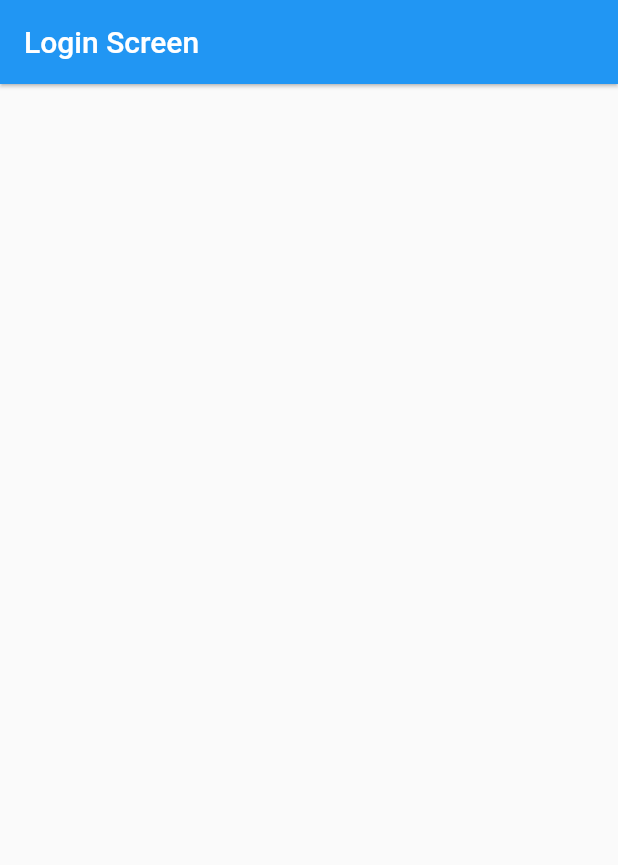
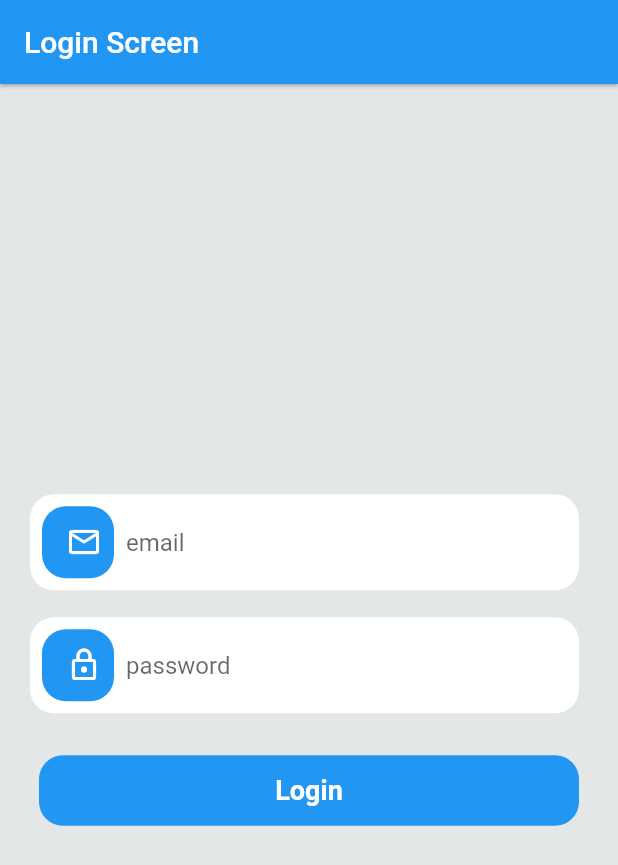
Before and after one commit to atultiwari7388/statemanagemntwithprovider, a Flutter app: the screen it shows after launch, on a phone screen of 412 x 824 dp. Shown: the top 865 px of the screen. Run offline on Flutter 3.47's test engine with Material 2 defaults, Android fonts, the phone set to English and light mode, and no system bars.

Commit message:
login api using provider

```diff
--- a/lib/main.dart
+++ b/lib/main.dart
@@ -1,5 +1,6 @@
 import 'package:flutter/material.dart';
 import 'package:provider/provider.dart';
+import 'package:state_management_provider/provider/auth_provider.dart';
 import 'package:state_management_provider/provider/count_provider.dart';
 import 'package:state_management_provider/provider/favorite_provider.dart';
 import 'package:state_management_provider/provider/slider_provider.dart';
@@ -22,6 +23,7 @@ class MyApp extends StatelessWidget {
 
     return MultiProvider(
       providers: [
+        ChangeNotifierProvider(create: (_) => AuthProvider()),
         ChangeNotifierProvider(create: (_) => CountProvider()),
         ChangeNotifierProvider(create: (_) => SliderProvider()),
         ChangeNotifierProvider(create: (_) => FavoriteItemProvider()),
--- /dev/null
+++ b/lib/provider/auth_provider.dart
@@ -0,0 +1,41 @@
+import 'package:flutter/foundation.dart';
+import 'package:http/http.dart' as http;
+import 'package:http/http.dart';
+
+class AuthProvider with ChangeNotifier {
+  bool _loading = false;
+  bool get loading => _loading;
+
+  setLoading(bool newValue) {
+    _loading = newValue;
+    notifyListeners();
+  }
+
+  //create a login function
+  void userLogin(String email, password) async {
+    setLoading(true);
+    try {
+      Response response = await http.post(
+        Uri.parse("https://reqres.in/api/login"),
+        body: {"email": email, "password": password},
+      );
+
+      if (response.statusCode == 200) {
+        if (kDebugMode) {
+          print("Login Successful");
+          print(response.body.toString());
+          setLoading(false);
+        }
+      } else {
+        setLoading(false);
+        if (kDebugMode) {
+          print("Login Failed");
+        }
+      }
+    } catch (e) {
+      if (kDebugMode) {
+        print(e.toString());
+      }
+    }
+  }
+}
--- a/lib/screens/login_screen.dart
+++ b/lib/screens/login_screen.dart
@@ -1,4 +1,8 @@
 import 'package:flutter/material.dart';
+import 'package:provider/provider.dart';
+import 'package:state_management_provider/widgets/custom_text_widget.dart';
+
+import '../provider/auth_provider.dart';
 
 class LoginScreen extends StatefulWidget {
   const LoginScreen({Key? key}) : super(key: key);
@@ -8,15 +12,82 @@ class LoginScreen extends StatefulWidget {
 }
 
 class _LoginScreenState extends State<LoginScreen> {
+  final TextEditingController _emailController = TextEditingController();
+  final TextEditingController _passwordController = TextEditingController();
+
+  @override
+  void dispose() {
+    super.dispose();
+    _emailController.dispose();
+    _passwordController.dispose();
+  }
+
   @override
   Widget build(BuildContext context) {
+    final authProvider = Provider.of<AuthProvider>(context);
     return Scaffold(
+      backgroundColor: const Color.fromARGB(255, 228, 231, 231),
       appBar: AppBar(
         title: const Text('Login Screen'),
         elevation: 1.0,
       ),
-      body: Column(
-        children: [],
+      body: Padding(
+        padding: const EdgeInsets.all(18.0),
+        child: Column(
+          mainAxisAlignment: MainAxisAlignment.center,
+          crossAxisAlignment: CrossAxisAlignment.center,
+          children: [
+            CustomTextField(
+              keyboardType: TextInputType.emailAddress,
+              controller: _emailController,
+              hintText: "email",
+              icon: Icons.email_outlined,
+            ),
+            const SizedBox(height: 18.0),
+            CustomTextField(
+              keyboardType: TextInputType.emailAddress,
+              controller: _passwordController,
+              hintText: "password",
+              icon: Icons.lock_outlined,
+            ),
+            const SizedBox(height: 28.0),
+            InkWell(
+              onTap: () {
+                authProvider.userLogin(
+                  _emailController.text,
+                  _passwordController.text,
+                );
+              },
+              child: authProvider.loading
+                  ? const CircularProgressIndicator(
+                      color: Colors.white,
+                      backgroundColor: Colors.pink,
+                      valueColor: AlwaysStoppedAnimation<Color>(Colors.green),
+                    )
+                  : Padding(
+                      padding: const EdgeInsets.only(left: 8.0, right: 8.0),
+                      child: Container(
+                        height: 47.0,
+                        width: double.maxFinite,
+                        decoration: BoxDecoration(
+                          borderRadius: BorderRadius.circular(16.0),
+                          color: Colors.blue,
+                        ),
+                        child: const Center(
+                          child: Text(
+                            "Login",
+                            style: TextStyle(
+                              fontSize: 18.0,
+                              fontWeight: FontWeight.w600,
+                              color: Colors.white,
+                            ),
+                          ),
+                        ),
+                      ),
+                    ),
+            ),
+          ],
+        ),
       ),
     );
   }
--- /dev/null
+++ b/lib/widgets/custom_text_widget.dart
@@ -0,0 +1,71 @@
+import 'package:flutter/material.dart';
+
+class CustomTextField extends StatelessWidget {
+  const CustomTextField({
+    Key? key,
+    required this.keyboardType,
+    required this.controller,
+    required this.hintText,
+    this.icon,
+  }) : super(key: key);
+
+  final TextEditingController controller;
+  final TextInputType keyboardType;
+  final String hintText;
+  final IconData? icon;
+
+  @override
+  Widget build(BuildContext context) {
+    return Padding(
+      padding: const EdgeInsets.only(left: 2, right: 8),
+      child: TextFormField(
+        controller: controller,
+        keyboardType: keyboardType,
+        decoration: InputDecoration(
+          hintText: hintText,
+          filled: true,
+          fillColor: Colors.white,
+          border: outlineInputBorder,
+          enabledBorder: outlineInputBorder,
+          focusedBorder: outlineInputBorder,
+          prefixIcon: Padding(
+            padding: const EdgeInsets.symmetric(
+              horizontal: 12 / 1.5,
+              vertical: 16 / 2,
+            ),
+            child: SizedBox(
+              height: 48,
+              width: 48,
+              child: ElevatedButton(
+                style: ElevatedButton.styleFrom(
+                  primary: Colors.blue,
+                  elevation: 0,
+                  shape: const RoundedRectangleBorder(
+                    borderRadius: BorderRadius.all(
+                      Radius.circular(16),
+                    ),
+                  ),
+                ),
+                onPressed: () {},
+                child: Icon(icon),
+              ),
+            ),
+          ),
+        ),
+        // validator: (val) {
+        //   if (val == null || val.isEmpty) {
+        //     return 'Enter your $hintText';
+        //   }
+        //   return null;
+        // },
+      ),
+    );
+  }
+}
+
+const OutlineInputBorder outlineInputBorder = OutlineInputBorder(
+  borderRadius: BorderRadius.all(
+    Radius.circular(16.0),
+  ),
+  borderSide: BorderSide.none,
+);
```
